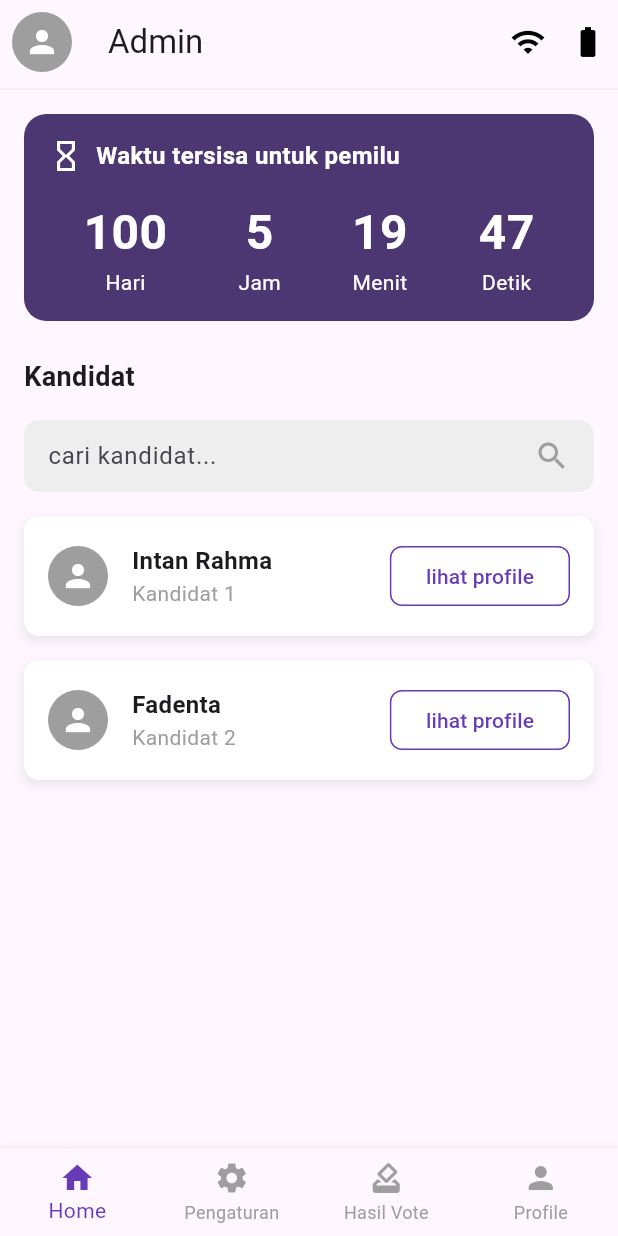
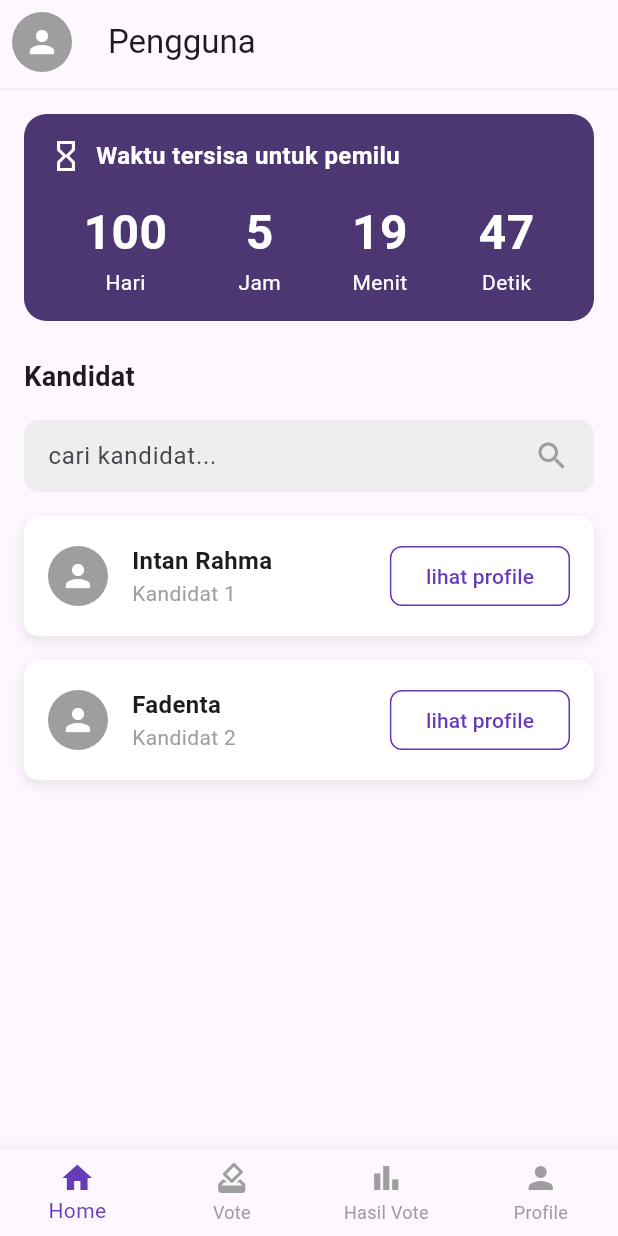
Before and after one commit to intanrahmaw/application_ivote, a Flutter app: the DashboardScreen screen opened by its route, on a phone screen of 412 x 824 dp. Run offline on Flutter 3.47's test engine with Material 3 defaults, Android fonts, the light colour scheme and no system bars; our stand-ins replace get, get_storage, supabase_flutter; accounts and stored records are empty.

Commit message:
update login

```diff
--- a/lib/screens/auth/login_screen.dart
+++ b/lib/screens/auth/login_screen.dart
@@ -4,6 +4,7 @@ import 'package:supabase_flutter/supabase_flutter.dart';
 
 import '../../main.dart';
 import '../../utils/app_routes.dart';
+import '../../utils/global_user.dart'; // ⬅️ Import global user
 import 'register_screen.dart';
 
 class LoginScreen extends StatefulWidget {
@@ -36,7 +37,7 @@ class _LoginScreenState extends State<LoginScreen> {
     setState(() => _isLoading = true);
 
     try {
-      // 🔐 Login manual ke tabel users
+      // 🔐 Autentikasi manual dari tabel users
       final response = await supabase
           .from('users')
           .select()
@@ -54,7 +55,10 @@ class _LoginScreenState extends State<LoginScreen> {
         return;
       }
 
-      final nama = response['nama'];
+      final nama = response['nama'] ?? 'Pengguna';
+
+      // Simpan ke variabel global
+      loggedInUserName = nama;
 
       Get.snackbar(
         'Berhasil Login',
@@ -63,9 +67,10 @@ class _LoginScreenState extends State<LoginScreen> {
         colorText: Colors.white,
       );
 
+      // Navigasi ke dashboard
       Get.offAllNamed(AppRoutes.dashboard);
     } catch (e) {
-      print('Login Error: $e');
+      debugPrint('Login Error: $e');
       Get.snackbar(
         'Error',
         'Terjadi kesalahan: $e',
--- a/lib/screens/home/dashboard_screen.dart
+++ b/lib/screens/home/dashboard_screen.dart
@@ -1,5 +1,6 @@
 import 'package:flutter/material.dart';
-
+import 'package:application_ivote/widgets/custom_bottom_nav_bar_user.dart';
+import 'package:application_ivote/utils/global_user.dart'; // ⬅️ import variabel global
 
 class DashboardScreen extends StatefulWidget {
   const DashboardScreen({super.key});
@@ -28,21 +29,11 @@ class _DashboardScreenState extends State<DashboardScreen> {
             child: Icon(Icons.person, color: Colors.white),
           ),
         ),
-        title: const Text('Admin'),
-        actions: const [
-          Padding(
-            padding: EdgeInsets.all(8.0),
-            child: Icon(Icons.wifi, color: Colors.black),
-          ),
-          Padding(
-            padding: EdgeInsets.all(8.0),
-            child: Icon(Icons.battery_full, color: Colors.black),
-          ),
-        ],
+        title: Text(loggedInUserName.isNotEmpty ? loggedInUserName : 'Pengguna'), // ⬅️ tampilkan nama
         bottom: PreferredSize(
           preferredSize: const Size.fromHeight(4.0),
           child: Container(
-            color: Colors.grey[200], // Separator line under AppBar
+            color: Colors.grey[200],
             height: 1.0,
           ),
         ),
@@ -86,8 +77,6 @@ class _DashboardScreenState extends State<DashboardScreen> {
               ),
             ),
             const SizedBox(height: 24.0),
-
-            // Kandidat Section
             const Text(
               'Kandidat',
               style: TextStyle(fontSize: 18, fontWeight: FontWeight.bold),
@@ -115,39 +104,15 @@ class _DashboardScreenState extends State<DashboardScreen> {
               ),
             ),
             const SizedBox(height: 16.0),
-
-            // Kandidat List
             _buildKandidatCard('Intan Rahma', 'Kandidat 1'),
             const SizedBox(height: 16.0),
             _buildKandidatCard('Fadenta', 'Kandidat 2'),
-            // Add more KandidatCards as needed
           ],
         ),
       ),
-      bottomNavigationBar: BottomNavigationBar(
-        items: const <BottomNavigationBarItem>[
-          BottomNavigationBarItem(
-            icon: Icon(Icons.home),
-            label: 'Home',
-          ),
-          BottomNavigationBarItem(
-            icon: Icon(Icons.settings),
-            label: 'Pengaturan',
-          ),
-          BottomNavigationBarItem(
-            icon: Icon(Icons.how_to_vote),
-            label: 'Hasil Vote',
-          ),
-          BottomNavigationBarItem(
-            icon: Icon(Icons.person),
-            label: 'Profile',
-          ),
-        ],
-        currentIndex: _selectedIndex,
-        selectedItemColor: Colors.deepPurple,
-        unselectedItemColor: Colors.grey,
-        onTap: _onItemTapped,
-        type: BottomNavigationBarType.fixed, // To show all labels
+      bottomNavigationBar: CustomBottomNavBarUser(
+        selectedIndex: _selectedIndex,
+        onItemTapped: _onItemTapped,
       ),
     );
   }
@@ -182,7 +147,7 @@ class _DashboardScreenState extends State<DashboardScreen> {
             color: Colors.grey.withOpacity(0.2),
             spreadRadius: 1,
             blurRadius: 5,
-            offset: const Offset(0, 3), // changes position of shadow
+            offset: const Offset(0, 3),
           ),
         ],
       ),
@@ -209,9 +174,7 @@ class _DashboardScreenState extends State<DashboardScreen> {
             ),
           ),
           OutlinedButton(
-            onPressed: () {
-              // Handle "lihat profile" tap
-            },
+            onPressed: () {},
             style: OutlinedButton.styleFrom(
               side: const BorderSide(color: Colors.deepPurple),
               shape: RoundedRectangleBorder(
--- /dev/null
+++ b/lib/utils/global_user.dart
@@ -0,0 +1,3 @@
+library global_user;
+
+String loggedInUserName = '';
--- /dev/null
+++ b/lib/widgets/custom_bottom_nav_bar_user.dart
@@ -0,0 +1,41 @@
+import 'package:flutter/material.dart';
+
+class CustomBottomNavBarUser extends StatelessWidget {
+  final int selectedIndex;
+  final Function(int) onItemTapped;
+
+  const CustomBottomNavBarUser({
+    super.key,
+    required this.selectedIndex,
+    required this.onItemTapped,
+  });
+
+  @override
+  Widget build(BuildContext context) {
+    return BottomNavigationBar(
+      items: const <BottomNavigationBarItem>[
+        BottomNavigationBarItem(
+          icon: Icon(Icons.home),
+          label: 'Home',
+        ),
+        BottomNavigationBarItem(
+          icon: Icon(Icons.how_to_vote),
+          label: 'Vote',
+        ),
+        BottomNavigationBarItem(
+          icon: Icon(Icons.bar_chart),
+          label: 'Hasil Vote',
+        ),
+        BottomNavigationBarItem(
+          icon: Icon(Icons.person),
+          label: 'Profile',
+        ),
+      ],
+      currentIndex: selectedIndex,
+      selectedItemColor: Colors.deepPurple,
+      unselectedItemColor: Colors.grey,
+      onTap: onItemTapped,
+      type: BottomNavigationBarType.fixed, // To show all labels
+    );
+  }
+}
```
